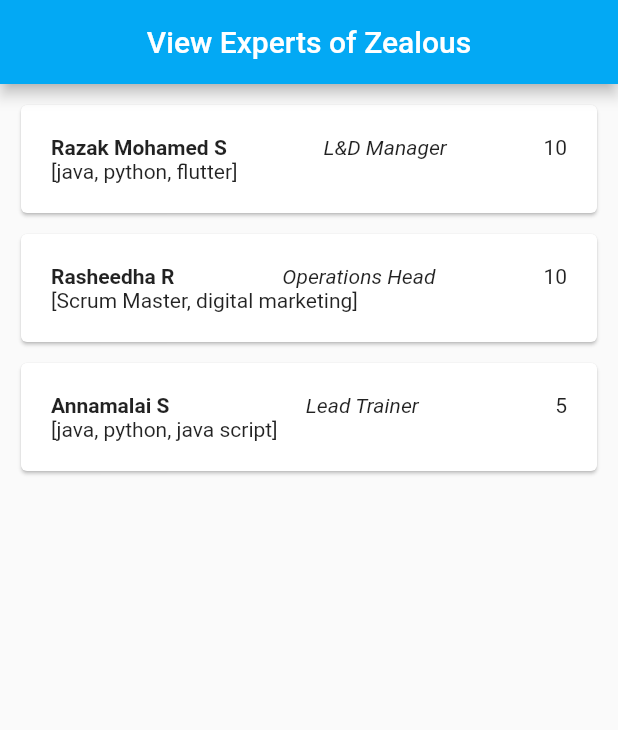
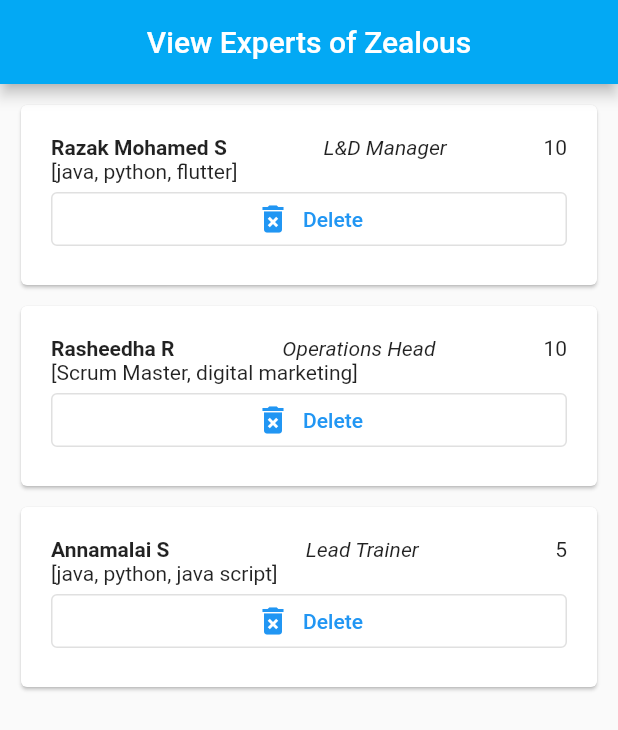
Before and after one commit to razzaksr/MyFlutterExplore, a Flutter app: the screen it shows after launch, on a phone screen of 412 x 824 dp. Shown: the top 730 px of the screen. Run offline on Flutter 3.47's test engine with Material 2 defaults, Android fonts, the phone set to English and light mode, and no system bars; our stand-ins replace fluttertoast.

Commit message:
Extracted Card widget with functions as parameter

```diff
--- /dev/null
+++ b/read_poc/lib/ExpertCardWithFun.dart
@@ -0,0 +1,41 @@
+import 'package:flutter/material.dart';
+import 'Expert.dart';
+
+class ExpertCardWithFun extends StatelessWidget {
+
+  Expert expert;
+  VoidCallback bin;
+  ExpertCardWithFun(this.expert,this.bin);
+
+  @override
+  Widget build(BuildContext context) {
+    return Card(
+      margin: EdgeInsets.fromLTRB(14.0, 14.0, 14.0, 0),
+      child: Padding(
+        padding: EdgeInsets.all(20.0),
+        child: Column(
+          crossAxisAlignment: CrossAxisAlignment.stretch,
+          children: [
+            Row(
+              mainAxisAlignment: MainAxisAlignment.spaceBetween,
+              children: [
+                Text(expert.expertName,style: TextStyle(fontWeight: FontWeight.bold),),
+                Text(expert.expertDesignation,style: TextStyle(fontStyle: FontStyle.italic),),
+                Text(expert.experience.toString()+'',style: TextStyle(fontStyle: FontStyle.normal),),
+              ],
+            ),
+            // Column(
+            //   children: expert.expertSkills.map((k)=>Text(k)).toList(),
+            // )
+            Text(expert.expertSkills.toString()+""),
+            OutlinedButton.icon(
+              onPressed: bin,
+              label: Text('Delete'),
+              icon: Icon(Icons.delete_forever),
+            )
+          ],
+        ),
+      ),
+    );
+  }
+}
--- a/read_poc/lib/main.dart
+++ b/read_poc/lib/main.dart
@@ -1,4 +1,5 @@
 import 'package:flutter/material.dart';
+import 'package:read_poc/ExpertCardWithFun.dart';
 import 'SkillSet.dart';
 import 'Expert.dart';
 import 'ExpertCard.dart';
@@ -20,9 +21,47 @@ void main() {
     // home: CardDemoWithListOfCustomObjects(),
 
     // Listing expert objects as List but custom widget
-    home:CardAsStandaloneWidgetDemoWithCustomObjects()
+    // home:CardAsStandaloneWidgetDemoWithCustomObjects()
+
+    // Card with delete functionality(functions) as argument
+    home: CardWithFunctions(),
   ));
 }
+
+class CardWithFunctions extends StatefulWidget {
+  const CardWithFunctions({super.key});
+
+  @override
+  State<CardWithFunctions> createState() => _CardWithFunctionsState();
+}
+
+class _CardWithFunctionsState extends State<CardWithFunctions> {
+  List<dynamic> myExperts=[
+    Expert("Razak Mohamed S", "L&D Manager", ['java','python','flutter'], 10),
+    Expert("Rasheedha R", "Operations Head", ['Scrum Master','digital marketing'], 10),
+    Expert("Annamalai S", "Lead Trainer", ['java','python','java script'], 5),
+  ];
+  @override
+  Widget build(BuildContext context) {
+    return Scaffold(
+      appBar: AppBar(
+        title: Text('View Experts of Zealous'),
+        centerTitle: true,
+        backgroundColor: Colors.lightBlue,
+      ),
+      body: Column(
+        children: myExperts.map((e) =>
+            ExpertCardWithFun(e,(){
+              setState(() {
+                myExperts.remove(e);
+              });
+            }
+            )).toList(),
+      ),
+    );
+  }
+}
+
 
 class CardAsStandaloneWidgetDemoWithCustomObjects extends StatefulWidget {
   const CardAsStandaloneWidgetDemoWithCustomObjects({super.key});
```
